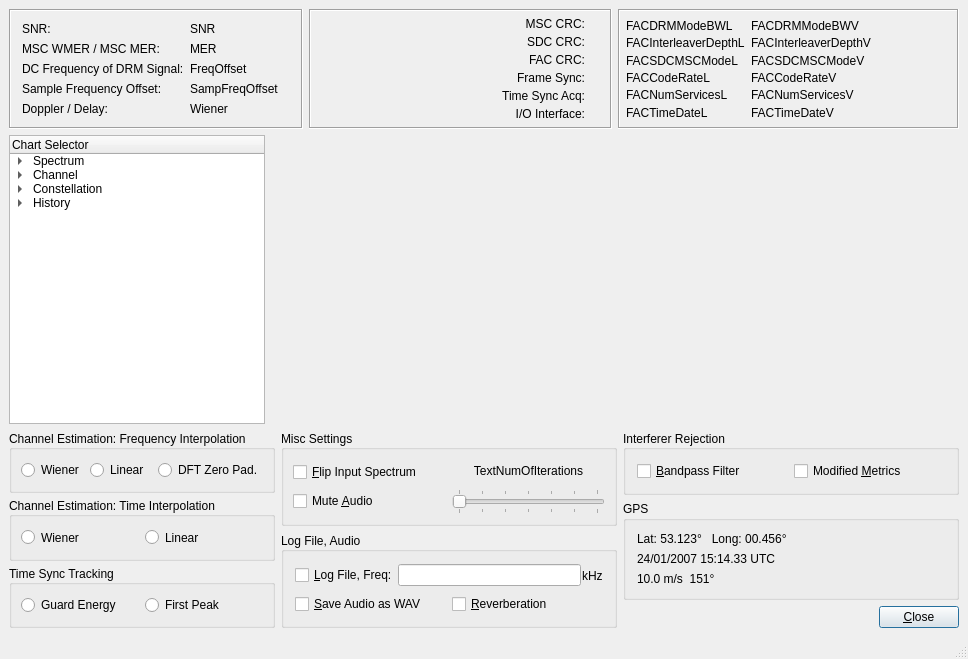
Above: dream/src/GUI-QT/systemevalDlgbase.ui from mmjee/dream-patched before the change. Below: the same form after it.
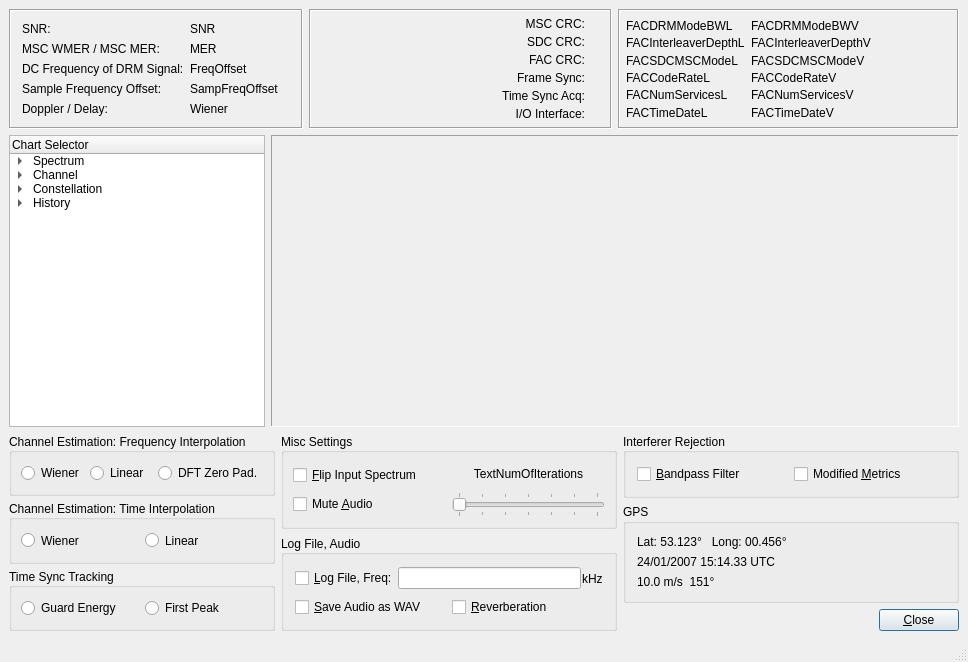
That is the form after the change. Icons and pictures are not drawn. Custom widgets are drawn as their Qt base class.

Commit message: fixed chart margins

Diff of the .ui file:
```diff
--- a/dream/src/GUI-QT/systemevalDlgbase.ui
+++ b/dream/src/GUI-QT/systemevalDlgbase.ui
@@ -7,15 +7,15 @@
     <x>0</x>
     <y>0</y>
     <width>968</width>
-    <height>659</height>
+    <height>662</height>
    </rect>
   </property>
   <property name="windowTitle">
    <string>System Evaluation</string>
   </property>
   <widget class="QWidget" name="centralwidget">
-   <layout class="QGridLayout" name="gridLayout_2">
-    <item row="0" column="0">
+   <layout class="QVBoxLayout" name="verticalLayout">
+    <item>
      <layout class="QHBoxLayout">
       <property name="spacing">
        <number>6</number>
@@ -733,14 +733,8 @@
       </item>
      </layout>
     </item>
-    <item row="1" column="0">
-     <layout class="QHBoxLayout" name="_16">
-      <property name="spacing">
-       <number>6</number>
-      </property>
-      <property name="margin">
-       <number>0</number>
-      </property>
+    <item>
+     <layout class="QHBoxLayout" name="horizontalLayout">
       <item>
        <widget class="QTreeWidget" name="chartSelector">
         <property name="sizePolicy">
@@ -936,18 +930,45 @@
        </widget>
       </item>
       <item>
-       <widget class="QwtPlot" name="plot">
+       <widget class="QFrame" name="frame">
         <property name="sizePolicy">
-         <sizepolicy hsizetype="MinimumExpanding" vsizetype="Expanding">
+         <sizepolicy hsizetype="Expanding" vsizetype="Expanding">
           <horstretch>0</horstretch>
           <verstretch>0</verstretch>
          </sizepolicy>
         </property>
+        <property name="frameShape">
+         <enum>QFrame::Panel</enum>
+        </property>
+        <property name="frameShadow">
+         <enum>QFrame::Sunken</enum>
+        </property>
+        <layout class="QVBoxLayout" name="verticalLayout_2">
+         <property name="spacing">
+          <number>0</number>
+         </property>
+         <property name="margin">
+          <number>0</number>
+         </property>
+         <item>
+          <widget class="QwtPlot" name="plot">
+           <property name="sizePolicy">
+            <sizepolicy hsizetype="Minimum" vsizetype="Minimum">
+             <horstretch>0</horstretch>
+             <verstretch>0</verstretch>
+            </sizepolicy>
+           </property>
+           <property name="lineWidth">
+            <number>0</number>
+           </property>
+          </widget>
+         </item>
+        </layout>
        </widget>
       </item>
      </layout>
     </item>
-    <item row="2" column="0">
+    <item>
      <layout class="QGridLayout" name="gridLayout">
       <property name="margin">
        <number>0</number>
```
The commit also changes 2 other files.
